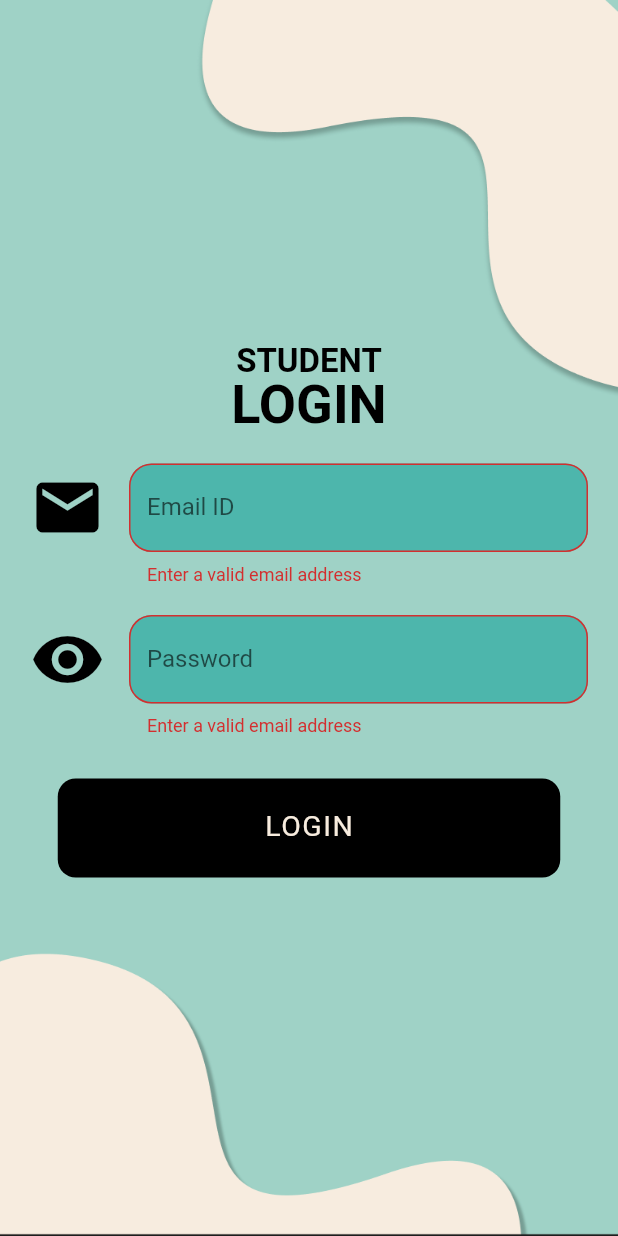
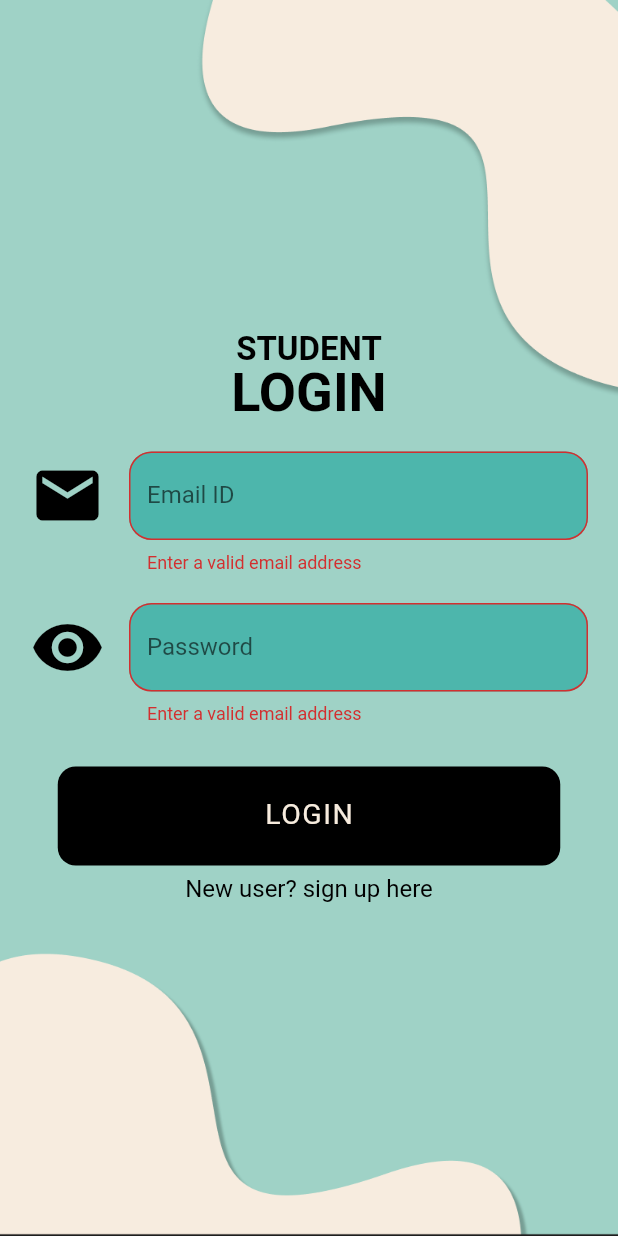
Before and after one commit to ayushgml/laundreazy, a Flutter app: the StudentLogin screen opened directly, after a tap on "LOGIN", on a phone screen of 412 x 824 dp. Run offline on Flutter 3.47's test engine with Material 2 defaults, Android fonts, the light colour scheme and no system bars; Roboto replaces fonts that are missing (Reem Kufi Fun).

Commit message:
sign up?

```diff
--- a/lib/main.dart
+++ b/lib/main.dart
@@ -430,9 +430,31 @@ class StudentLogin extends StatelessWidget {
                             ],
                           ),
                         ),
+
+                        )
+                    ],
+
                       ),
-                    ],
-                  ),
+                      GestureDetector(
+                          onTap: () => Navigator.of(context).push(
+                              MaterialPageRoute(
+                                  builder: (context) => StudentLogin())),
+                          child: Row(
+                            mainAxisAlignment: MainAxisAlignment.spaceAround,
+                            children: const [
+                              Text('New user? sign up here', textAlign: TextAlign.left, style: TextStyle(
+                                color: Color.fromRGBO(0, 0, 0, 1),
+                                fontFamily: 'Reem Kufi Fun',
+                                fontSize: 16,
+                                letterSpacing: 0 /*percentages not used in flutter. defaulting to zero*/,
+                                fontWeight: FontWeight.normal,
+                                height: 1
+                            ),
+                            ),
+                          ],
+                          ),
+                      ),
+
                 ]))
         // ]
         );
```
